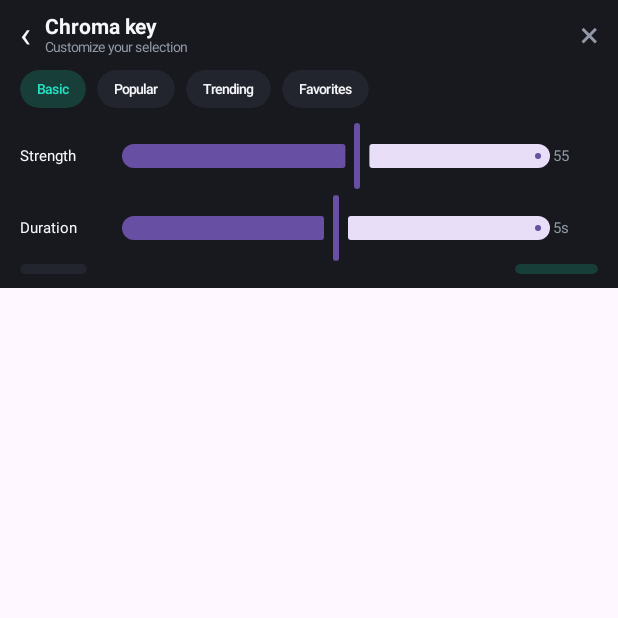
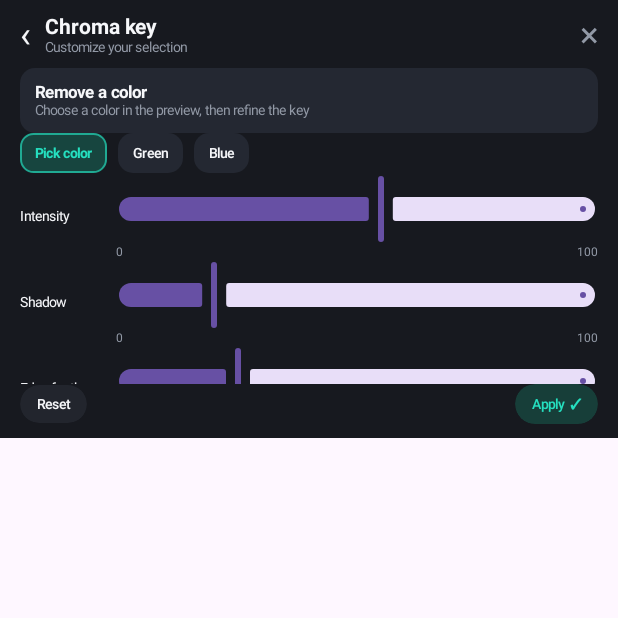
Before and after one commit to sagidsaim001-jpg/Text-Effects-Studio, an Android app built with Jetpack Compose: the composable ToolTray called with empty values, after a tap on an icon or button, on a phone screen of 412 x 824 dp, the top half of it. Run offline under Robolectric (Android 15) with nearby library versions, the phone set to English and light mode, and no system bars.

Commit message:
Expand editor tool tray with dedicated detailed control panels

```diff
--- a/app/src/main/java/com/saji/texteffects/MainActivity.kt
+++ b/app/src/main/java/com/saji/texteffects/MainActivity.kt
@@ -64,7 +64,7 @@ private val editorTools = listOf(
 )
 
 private val toolOptions = mapOf(
-    "Edit" to listOf("Split", "Speed", "Animation", "Style", "Crop", "Rotate", "Mirror", "Freeze", "Stabilize", "Retouch", "Mask", "Tracking", "Cutout", "Adjust", "Opacity", "Volume"),
+    "Edit" to listOf("Split", "Speed", "Animation", "Style", "Crop", "Rotate", "Mirror", "Freeze", "Keyframe", "Stabilize", "Retouch", "Mask", "Tracking", "Cutout", "Adjust", "Opacity", "Volume"),
     "Clip" to listOf("Replace", "Split", "Speed", "Volume", "Animation", "Adjust", "Mask", "Opacity", "Copy", "Reverse", "Freeze", "Keyframe", "Delete"),
     "Audio" to listOf("Sounds", "Sound effects", "Extract audio", "Voiceover", "Text to speech", "Beats", "Volume", "Fade", "Voice effects", "Noise reduction"),
     "Text" to listOf("Add text", "Text templates", "Auto captions", "Fonts", "Style", "Effects", "Animation", "Bubbles", "Text to speech", "Tracking"),
@@ -545,7 +545,7 @@ private fun ToolTray(tool: String, onClose: () -> Unit, onAddMedia: () -> Unit)
     var duration by remember(tool) { mutableFloatStateOf(0.5f) }
     val options = toolOptions[tool] ?: toolOptions["More"].orEmpty()
     Column(
-        Modifier.fillMaxWidth().height(192.dp).background(Panel).padding(horizontal = 13.dp, vertical = 9.dp)
+        Modifier.fillMaxWidth().height(292.dp).background(Panel).padding(horizontal = 13.dp, vertical = 9.dp)
     ) {
         Row(verticalAlignment = Alignment.CenterVertically) {
             if (detail.isNotEmpty()) {
@@ -557,8 +557,10 @@ private fun ToolTray(tool: String, onClose: () -> Unit, onAddMedia: () -> Unit)
             }
             Text("×", color = Muted, fontSize = 23.sp, modifier = Modifier.clickable { onClose() })
         }
-        Spacer(Modifier.height(9.dp))
+        Spacer(Modifier.height(8.dp))
+        Box(Modifier.weight(1f).fillMaxWidth()) {
             if (detail.isEmpty()) {
+                Column(Modifier.fillMaxWidth()) {
                     Row(Modifier.fillMaxWidth().horizontalScroll(rememberScrollState()), horizontalArrangement = Arrangement.spacedBy(8.dp)) {
                         options.forEach { option ->
                             TrayOption(option) {
@@ -570,44 +572,24 @@ private fun ToolTray(tool: String, onClose: () -> Unit, onAddMedia: () -> Unit)
                             }
                         }
                     }
-            Spacer(Modifier.height(9.dp))
+                    Spacer(Modifier.height(12.dp))
                     Text("Swipe to explore all " + tool.lowercase() + " tools", color = Muted, fontSize = 10.sp)
-            Spacer(Modifier.height(8.dp))
+                    Spacer(Modifier.height(10.dp))
                     Row(horizontalArrangement = Arrangement.spacedBy(8.dp)) {
                         SmallPill("Reset", Muted)
                         SmallPill("Favorites ☆", AccentBlue)
                         Spacer(Modifier.weight(1f))
-                SmallPill("Apply  ✓", Accent)
+                        SmallPill("Choose a tool  ›", Accent)
+                    }
                 }
             } else {
-            Row(Modifier.fillMaxWidth().horizontalScroll(rememberScrollState()), horizontalArrangement = Arrangement.spacedBy(7.dp)) {
-                val names = when (detail) {
-                    "Speed" -> listOf("Normal", "Curve", "Montage", "Hero", "Bullet")
-                    "Animation" -> listOf("In", "Out", "Combo", "Loop")
-                    "Fonts" -> listOf("Trending", "Basic", "Handwriting", "Serif", "Display")
-                    "Effects", "Video effects", "Body effects" -> listOf("Trending", "Pro", "Basic", "Lens", "Retro")
-                    "Filters" -> listOf("Portrait", "Movie", "Retro", "Food", "Night")
-                    "Format", "Ratio" -> listOf("9:16", "16:9", "1:1", "4:5", "3:4")
-                    else -> listOf("Basic", "Popular", "Trending", "Favorites")
+                ToolDetailControls(tool, detail)
             }
-                names.forEach { SmallPill(it, if (it == names.first()) Accent else Muted) }
         }
-            Spacer(Modifier.height(8.dp))
-            Row(verticalAlignment = Alignment.CenterVertically) {
-                Text("Strength", color = White, fontSize = 10.sp, modifier = Modifier.width(66.dp))
-                Slider(value = intensity, onValueChange = { intensity = it }, modifier = Modifier.weight(1f))
-                Text((intensity * 100).toInt().toString(), color = Muted, fontSize = 10.sp, modifier = Modifier.width(30.dp))
-            }
-            Row(verticalAlignment = Alignment.CenterVertically) {
-                Text("Duration", color = White, fontSize = 10.sp, modifier = Modifier.width(66.dp))
-                Slider(value = duration, onValueChange = { duration = it }, modifier = Modifier.weight(1f))
-                Text((duration * 10).toInt().toString() + "s", color = Muted, fontSize = 10.sp, modifier = Modifier.width(30.dp))
-            }
-            Row(verticalAlignment = Alignment.CenterVertically) {
-                SmallPill("Reset", Muted)
+        Row(Modifier.fillMaxWidth(), verticalAlignment = Alignment.CenterVertically) {
+            SmallPill("Reset", Muted) { intensity = 0.55f; duration = 0.5f }
             Spacer(Modifier.weight(1f))
             SmallPill("Apply  ✓", Accent)
-            }
         }
     }
 }
```
Lines whose indentation alone changed are shown as unchanged.
